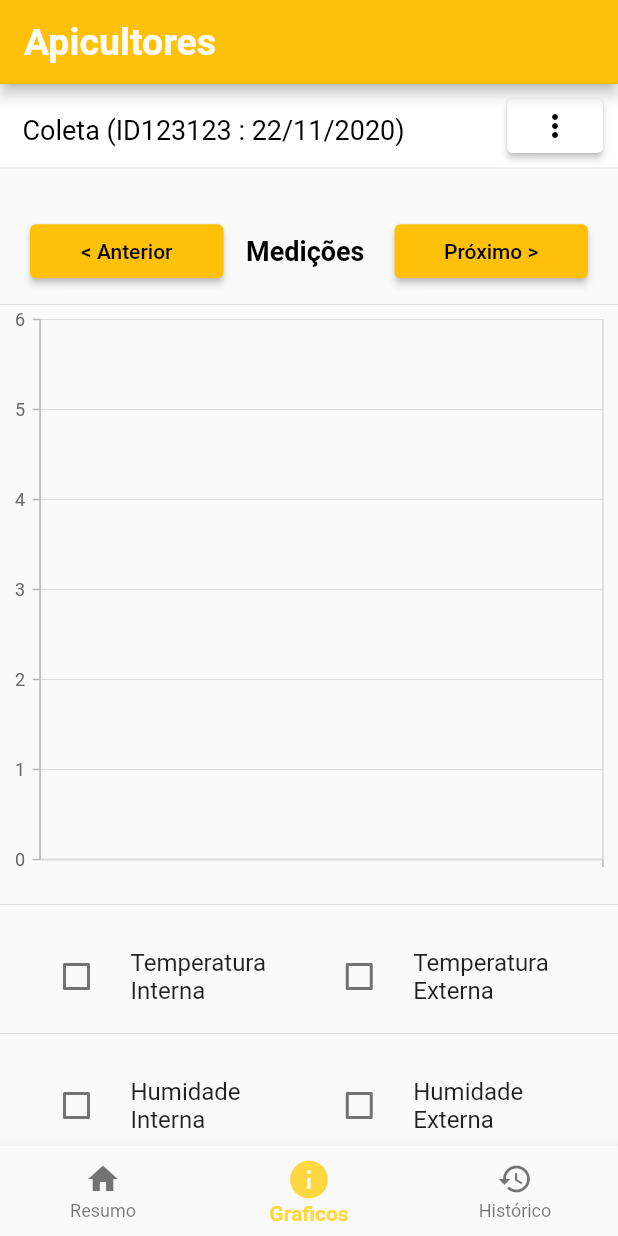
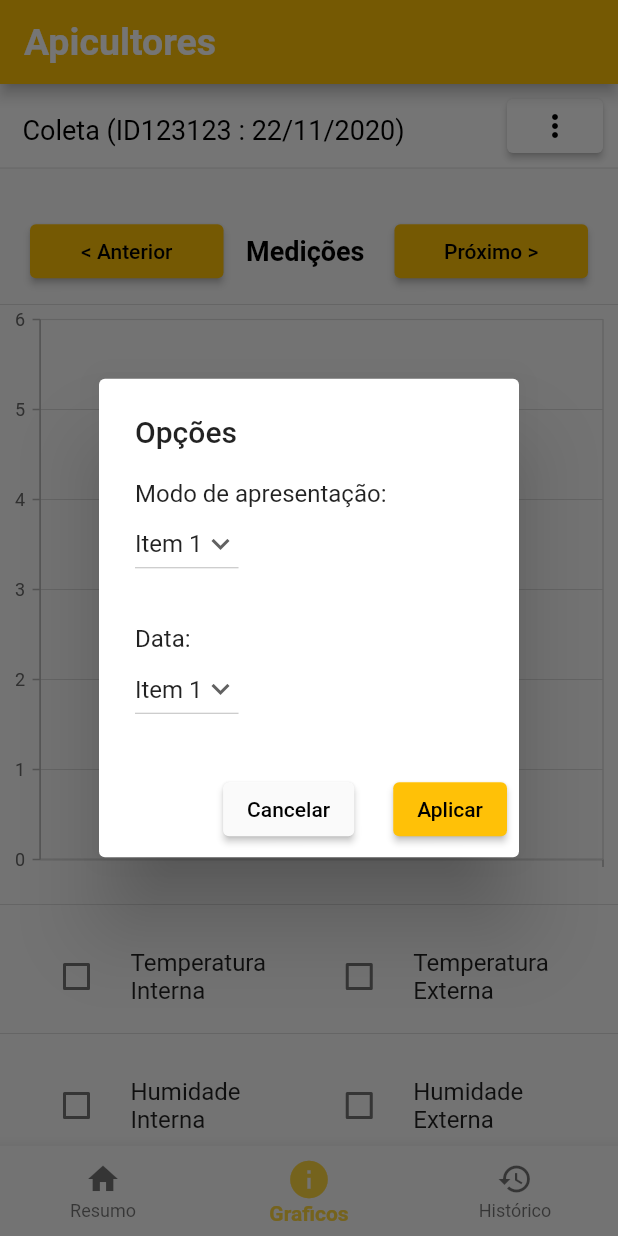
Before and after one commit to Apicultores/mobile-app, a Flutter app: the screen it shows after launch, item 2 of the bottom bar chosen, after a tap on the "more vert" icon, on a phone screen of 412 x 824 dp. Run offline on Flutter 3.47's test engine with Material 2 defaults, Android fonts, the phone set to English and light mode, and no system bars; our stand-ins replace syncfusion_flutter_charts.

Commit message:
Popup com layout final

```diff
--- a/bee_monitoring_app/lib/Scenes/Chart/Chart.dart
+++ b/bee_monitoring_app/lib/Scenes/Chart/Chart.dart
@@ -50,7 +50,7 @@ class _ChartState extends State<Chart> {
     return ListView.separated(
         separatorBuilder: (BuildContext context, int index) =>
             Divider(height: 0),
-        itemCount: _chartData.isEmpty ? 0 : 5,
+        itemCount: _chartData.isEmpty ? 0 : cellList.length,
         itemBuilder: (context, index) {
           return createWidget(index);
         });
@@ -80,21 +80,21 @@ class _ChartState extends State<Chart> {
         return createHumidityCheckbox();
       case ChartWidgetType.soundCheckbox:
         return createSoundCheckbox();
-      default:
+      case ChartWidgetType.header:
         return createHeader();
+      // default:
+      //   return createHeader();
     }
   }
 
   Widget createHeader() {
-
-    return
-    Container(
-      color:Colors.white,
-      child: (
-        Row(
+    return Container(
+      color: Colors.white,
+      child: (Row(
         children: <Widget>[
           Padding(
-        padding: EdgeInsets.only(left: 15, bottom: 15, right: 20, top: 20),
+              padding:
+                  EdgeInsets.only(left: 15, bottom: 15, right: 20, top: 20),
               child: Text(
                 "Coleta (ID123123 : 22/11/2020)",
                 style: TextStyle(
@@ -102,22 +102,108 @@ class _ChartState extends State<Chart> {
                     fontSize: 18.0,
                     fontWeight: FontWeight.normal),
               )),
-          Expanded(child:Container()),
+          Expanded(child: Container()),
           ElevatedButton(
-  onPressed: () {},
-  style: ElevatedButton.styleFrom(
-                primary: Colors.white),
-  child:
-  Icon(
+            onPressed: () {
+            showDialog(
+              context: context,
+              builder: (BuildContext context) => _buildPopupDialog(context),
+            );
+          },
+            style: ElevatedButton.styleFrom(primary: Colors.white),
+            child: Icon(
               Icons.more_vert_sharp,
               size: 24.0,
             ),
           ),
           SizedBox(width: 10),
+        ],
+      )),
+    );
+  }
 
+  // Initial Selected Value
+  String dropdownvalue = 'Item 1';
+
+  // List of items in our dropdown menu
+  var items = [
+    'Item 1',
+    'Item 2',
+    'Item 3',
+    'Item 4',
+    'Item 5',
+  ];
+
+  Widget _buildPopupDialog(BuildContext context) {
+    return new AlertDialog(
+      title: const Text('Opções'),
+      content: new Column(
+        mainAxisSize: MainAxisSize.min,
+        crossAxisAlignment: CrossAxisAlignment.start,
+        children: <Widget>[
+          Text("Modo de apresentação:"),
+          DropdownButton(
+
+              // Initial Value
+              value: dropdownvalue,
+
+              // Down Arrow Icon
+              icon: const Icon(Icons.keyboard_arrow_down),
+
+              // Array list of items
+              items: items.map((String items) {
+                return DropdownMenuItem(
+                  value: items,
+                  child: Text(items),
+                );
+              }).toList(),
+              onChanged: (String? newValue) {
+                setState(() {
+                  dropdownvalue = newValue!;
+                });
+              },
+            ),
+            SizedBox(height: 30),
+          Text("Data:"),
+          DropdownButton(
+
+              // Initial Value
+              value: dropdownvalue,
+
+              // Down Arrow Icon
+              icon: const Icon(Icons.keyboard_arrow_down),
+
+              // Array list of items
+              items: items.map((String items) {
+                return DropdownMenuItem(
+                  value: items,
+                  child: Text(items),
+                );
+              }).toList(),
+              onChanged: (String? newValue) {
+                setState(() {
+                  dropdownvalue = newValue!;
+                });
+              },
+            ),
         ],
-        )
       ),
+      actions: <Widget>[
+        new ElevatedButton(
+          style: ElevatedButton.styleFrom(primary: Colors.grey[50]),
+          onPressed: () {
+            Navigator.of(context).pop();
+          },
+          child: const Text('Cancelar'),
+        ),
+        SizedBox(width: 10),
+        new ElevatedButton(
+          onPressed: () {
+            Navigator.of(context).pop();
+          },
+          child: const Text('Aplicar'),
+        ),
+      ],
     );
   }
 
@@ -311,12 +397,10 @@ SizedBox(width: 10),
   }
 
   String convertDateToString(DateTime date) {
-    String day = date.day < 10
-        ? "0${date.day.toString()}"
-        : date.day.toString();
-    String month = date.month < 10
-        ? "0${date.month.toString()}"
-        : date.month.toString();
+    String day =
+        date.day < 10 ? "0${date.day.toString()}" : date.day.toString();
+    String month =
+        date.month < 10 ? "0${date.month.toString()}" : date.month.toString();
     String year = date.year.toString();
     String cropedYear = year.substring(year.length - 2, year.length);
     return "$day/$month/$cropedYear";
```
Lines whose indentation alone changed are shown as unchanged.
